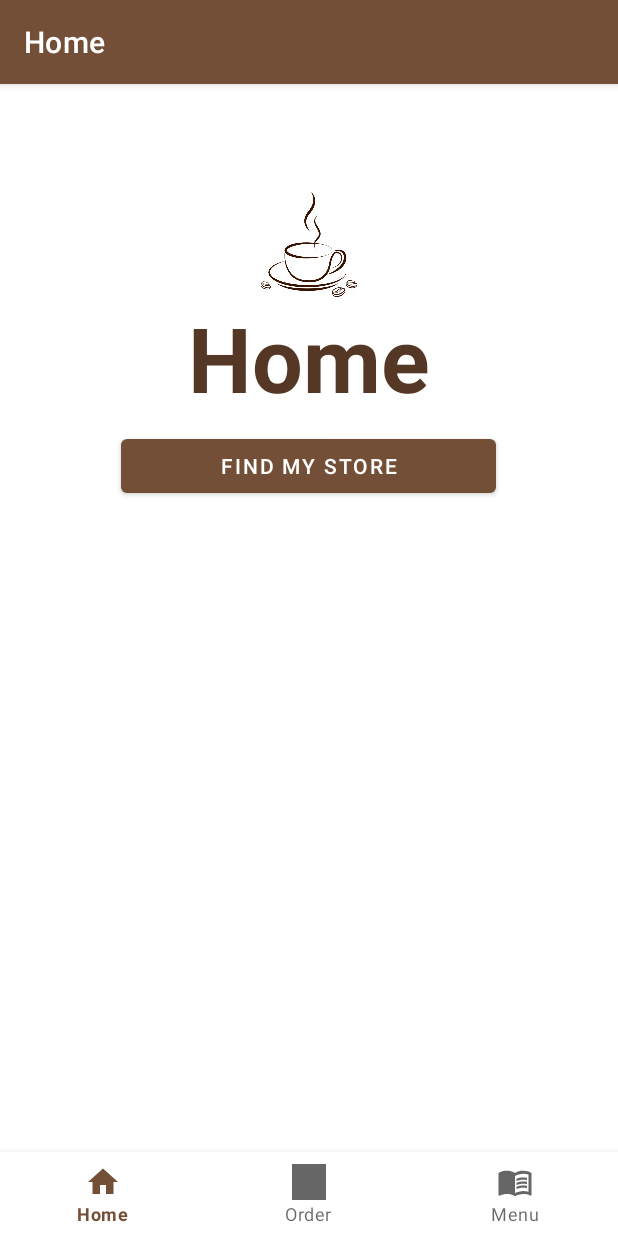
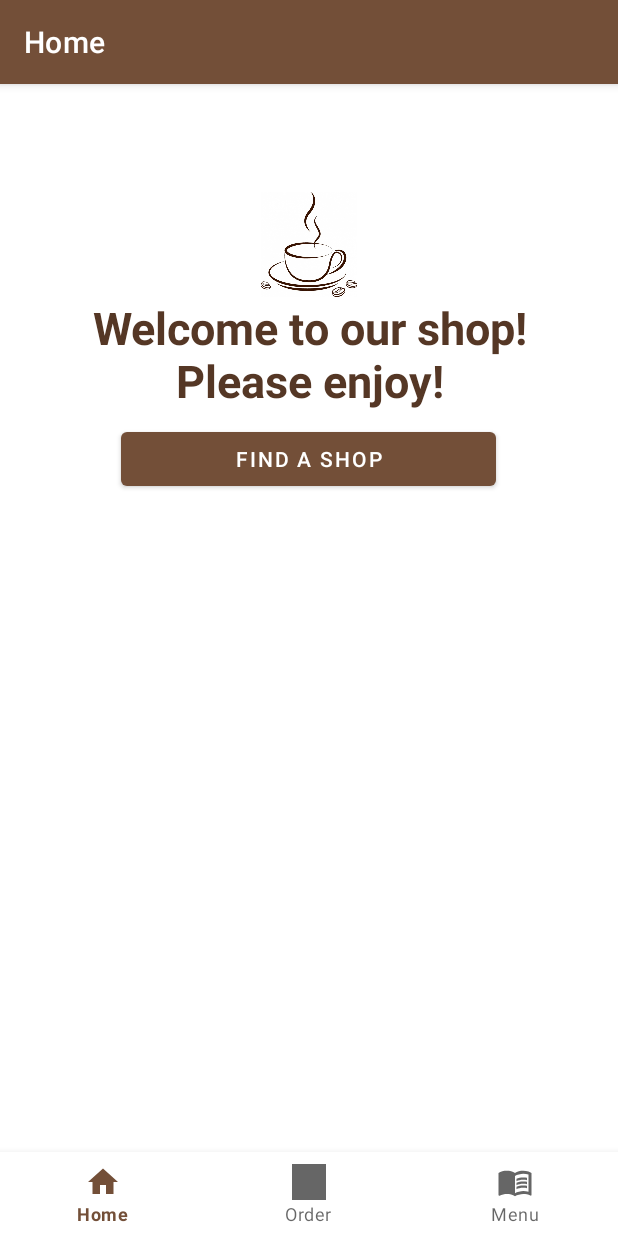
Before and after one commit to morganmschultz/CoffeeShopBeta, an Android app: the screen it shows after launch (MainActivity), on a phone screen of 412 x 824 dp. Run offline under Robolectric (Android 15) with nearby library versions, the phone set to English and light mode, and no system bars; our stand-ins replace navigation-ui.

Commit message:
Final touches!

```diff
--- a/app/src/main/res/layout/fragment_home.xml
+++ b/app/src/main/res/layout/fragment_home.xml
@@ -64,7 +64,7 @@
                 android:text="@string/my_wallet"
                 android:textAlignment="center"
                 android:textColor="@color/brown_700"
-                android:textSize="60sp"
+                android:textSize="30sp"
                 android:textStyle="bold" />
 
             <Button
--- a/app/src/main/res/layout/fragment_menu.xml
+++ b/app/src/main/res/layout/fragment_menu.xml
@@ -112,7 +112,7 @@
                 android:layout_marginTop="8dp"
                 android:layout_marginEnd="8dp"
                 android:layout_marginBottom="8dp"
-                android:text="@string/latte_desc"
+                android:text="@string/latte_description"
                 android:textAlignment="viewStart"
                 android:textColor="@color/brown_700"
                 android:textSize="20sp"
--- a/app/src/main/res/values/strings.xml
+++ b/app/src/main/res/values/strings.xml
@@ -9,7 +9,6 @@
     <string name="latte">Latte</string>
     <string name="cappuccino">Cappuccino</string>
     <string name="choose_size">Choose Size</string>
-
     <string name="caffeine">Are you sure you want to place an order?\n\n\n\nSwipe LEFT for caffeine!\n\n\n\nSwipe RIGHT to cancel :(</string>
     <string name="order_butt">Order</string>
     <string name="cancel">Cancel</string>
@@ -22,19 +21,20 @@
     <string name="subtotal_price">Subtotal %s</string>
     <string name="total_price">Total %s</string>
     <string name="order_details">Size: %2$s \nPickup date: %3$s \nTotal: %4$s \n\nThank you!</string>
-    <string name="my_order_history">Find My Store</string>
+    <string name="my_order_history">Find A Shop</string>
     <string name="my_rewards">My Rewards</string>
     <string name="check_payment_methods">Check Payment Methods</string>
     <string name="wallet">wallet</string>
-    <string name="my_wallet">Home</string>
+    <string name="my_wallet">Welcome to our shop! Please enjoy!</string>
     <string name="choose_coffee">Coffee Goods</string>
     <string name="choose_baking">Start Order</string>
     <string name="coffees">Coffees</string>
     <string name="baking_goods">Baking Goods</string>
     <string name="beans">Beans</string>
-    <string name="black_coffee_description">Black Coffee\nSmall: $2.00\nMedium: $3.00\nLarge: $3.50</string>
-    <string name="cappuccino_description">Cappuccino\nSmall: $3.50\nMedium: $5.25\nLarge: $6.12</string>
-    <string name="latte_description">This is a latte</string>
+    <string name="black_coffee_description"><b>Black Coffee</b>\nS: $2.00\nM: $3.00\nL: $3.50</string>
+    <string name="cappuccino_description"><b>Cappuccino</b>\nS: $3.50\nM: $5.25\nL: $6.12</string>
+    <string name="latte_description"><b>Latte</b>\nS: $3.00\nM: $4.50\nL: $5.25</string>
+    <string name="latte_indicator">This is a latte</string>
     <string name="small">Small</string>
     <string name="medium">Medium</string>
     <string name="large">Large</string>
```
